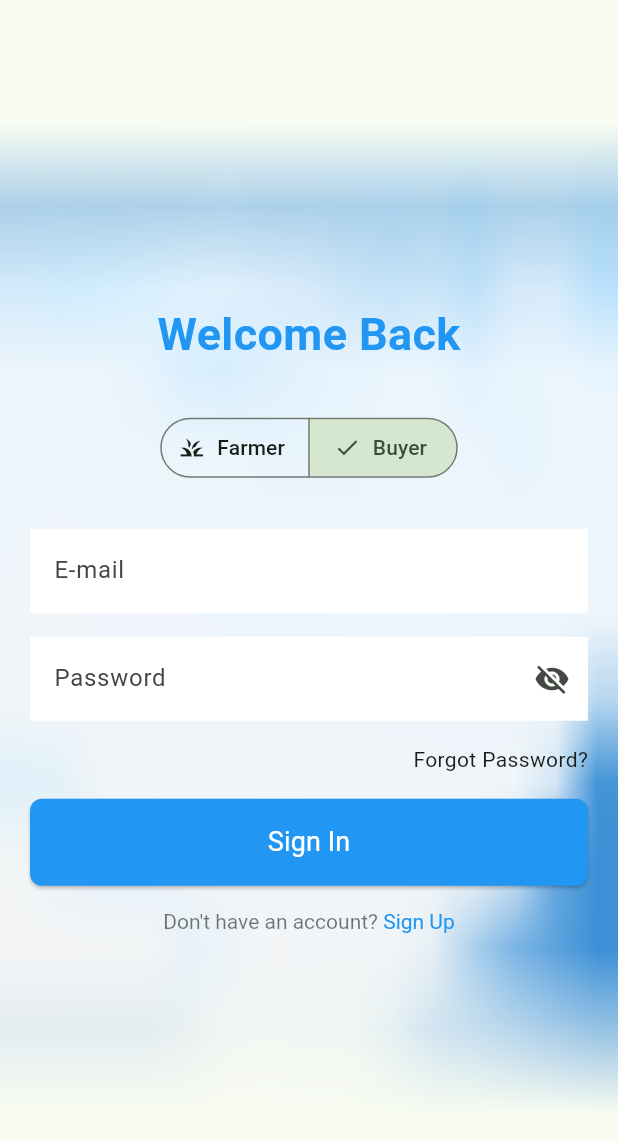
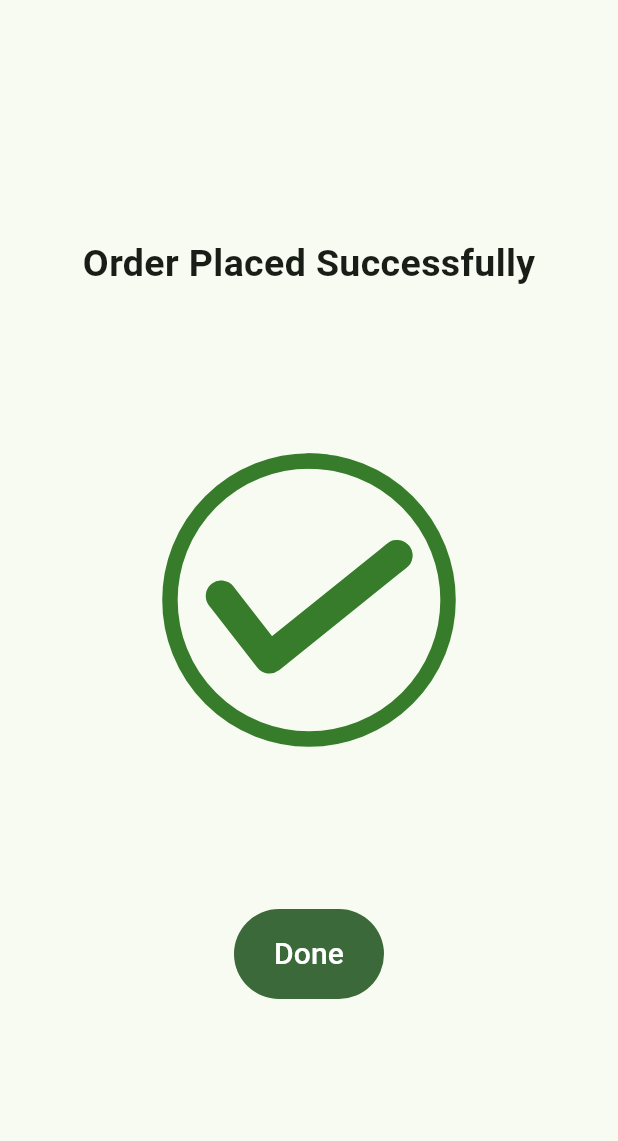
Before and after one commit to ChandulaJ/HarvestLinkApp, a Flutter app: the screen it shows after launch, on a phone screen of 412 x 824 dp. Shown: the top 1141 px of the screen. Run offline on Flutter 3.47's test engine with Material 3 defaults, Android fonts, the phone set to English and light mode, and no system bars; our stand-ins replace cloud_firestore, easy_search_bar, firebase_core, flutter_svg_provider, get, google_fonts and 3 more; accounts and stored records are empty.

Commit message:
Order placed successfully page created

```diff
--- /dev/null
+++ b/lib/customerSide/view/pages/order_placed_page.dart
@@ -0,0 +1,43 @@
+import 'package:flutter/material.dart';
+import 'package:get/get.dart';
+import 'package:harvest_delivery/customerSide/view/pages/home_page.dart';
+import 'package:harvest_delivery/customerSide/view/pages/main_page.dart';
+import 'package:lottie/lottie.dart';
+
+class OrderPlacedPage extends StatelessWidget {
+  const OrderPlacedPage({super.key});
+
+  @override
+  Widget build(BuildContext context) {
+    return Scaffold(
+        body: Center(
+      child: Column(
+        mainAxisAlignment: MainAxisAlignment.center,
+        children: [
+          Text(
+            "Order Placed Successfully",
+            style: TextStyle(
+              fontWeight: FontWeight.bold,
+              fontSize: 25.0,
+            ),
+            textAlign: TextAlign.left,
+          ),
+          Lottie.asset("lib/customerSide/view/images/done_animation_btn.json"),
+          SizedBox(
+            height: 60.0,
+            width: 100.0,
+            child: FilledButton(
+              onPressed: () {
+                Get.to(CustomerMainPage());
+              },
+              child: const Text(
+                'Done',
+                style: TextStyle(fontSize: 20.0),
+              ),
+            ),
+          )
+        ],
+      ),
+    ));
+  }
+}
--- a/lib/main.dart
+++ b/lib/main.dart
@@ -1,5 +1,6 @@
 import 'package:flutter/material.dart';
 import 'package:get/get.dart';
+import 'package:harvest_delivery/customerSide/view/pages/order_placed_page.dart';
 
 import 'common/views/pages/signin_page.dart';
 import 'farmerSide/views/main_page.dart';
@@ -30,7 +31,8 @@ class MyApp extends StatelessWidget {
         useMaterial3: true,
       ),
       //home: const MainPage(title: 'Harvest Link'),
-      home:SignInPage(),
+      //home:SignInPage(),
+      home:OrderPlacedPage(),
     );
   }
 }
--- a/pubspec.yaml
+++ b/pubspec.yaml
@@ -45,6 +45,7 @@ dependencies:
   sign_in_button: ^3.2.0
   group_button: ^5.3.4
   flutter_svg_provider: ^1.0.7
+  lottie: ^3.0.0
 
 dev_dependencies:
   flutter_test:
```
Also changed, not shown: lib/customerSide/view/images/done_animation_btn.json (added, +1 -0 lines), pubspec.lock.
